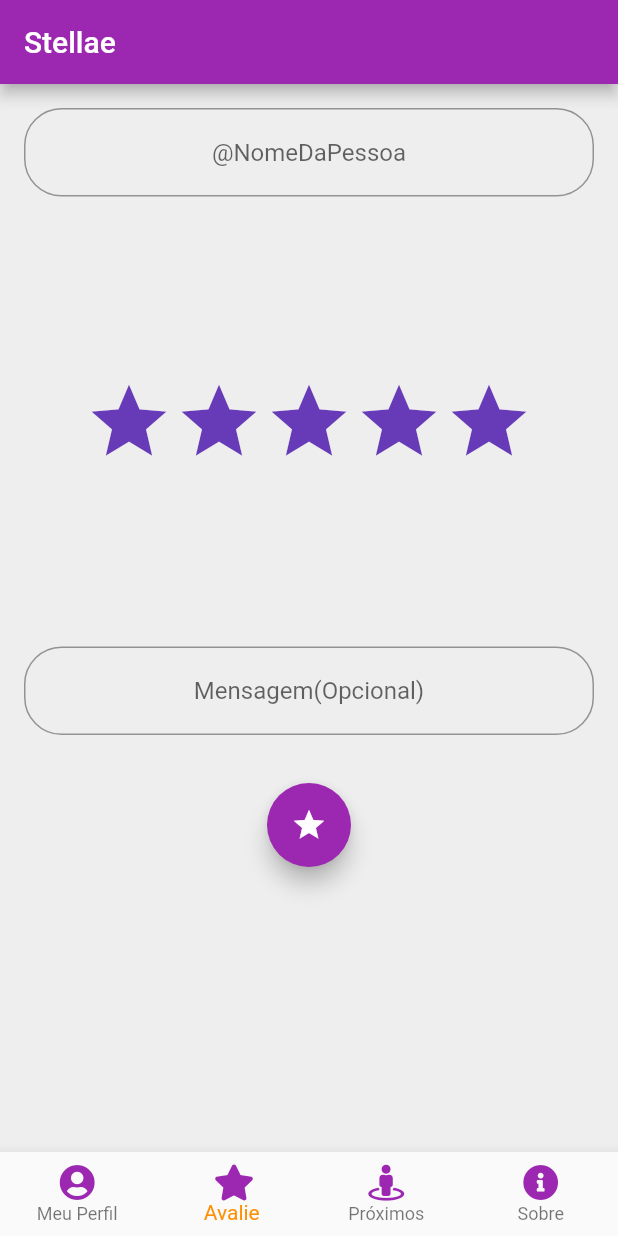
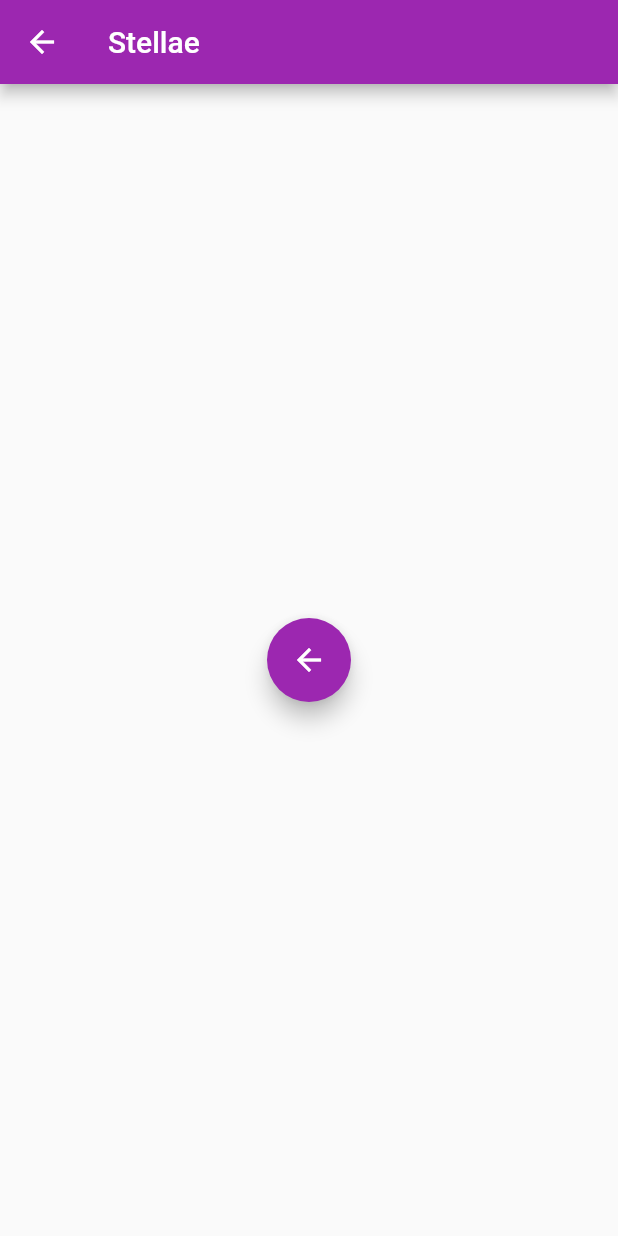
Before and after one commit to Eduardo-H-Oliveira/stellae, a Flutter app: the screen it shows after launch, item 2 of the bottom bar chosen, after a tap on the "star" icon, on a phone screen of 412 x 824 dp. Run offline on Flutter 3.47's test engine with Material 2 defaults, Android fonts, the phone set to English and light mode, and no system bars; drawn by our look-alikes of smooth_star_rating; our stand-ins replace font_awesome_flutter, share.

```diff
--- a/mobile/stellae/lib/ui/homePage.dart
+++ b/mobile/stellae/lib/ui/homePage.dart
@@ -10,6 +10,25 @@ class HomePage extends StatefulWidget {
 
   @override
   _HomePageState createState() => _HomePageState();
+}
+
+class Success extends StatelessWidget {
+  @override
+  Widget build(BuildContext context) {
+    return Scaffold(
+      appBar: AppBar(
+        title: Text("Stellae"),
+      ),
+      body: Center(
+        child: FloatingActionButton(
+          onPressed: () {
+            Navigator.pop(context);
+          },
+          child: Icon(Icons.arrow_back),
+        ),
+      ),
+    );
+  }
 }
 
 class _HomePageState extends State<HomePage> {
@@ -275,6 +294,10 @@ class _HomePageState extends State<HomePage> {
                 padding: const EdgeInsets.all(32.0),
                 child: FloatingActionButton(
                   onPressed: () {
+                    Navigator.push(
+                      context,
+                      MaterialPageRoute(builder: (context) => Success()),
+                    );
                     // Validate will return true if the form is valid, or false if
                     // the form is invalid.
 //                    if (_formKey.currentState.validate()) {
```
